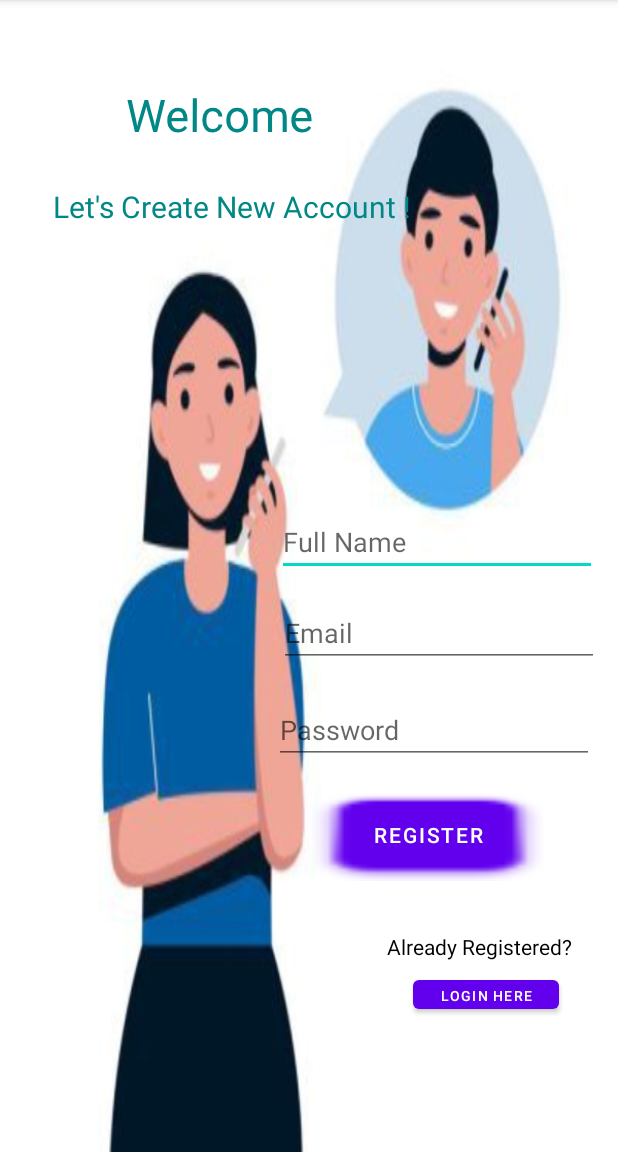
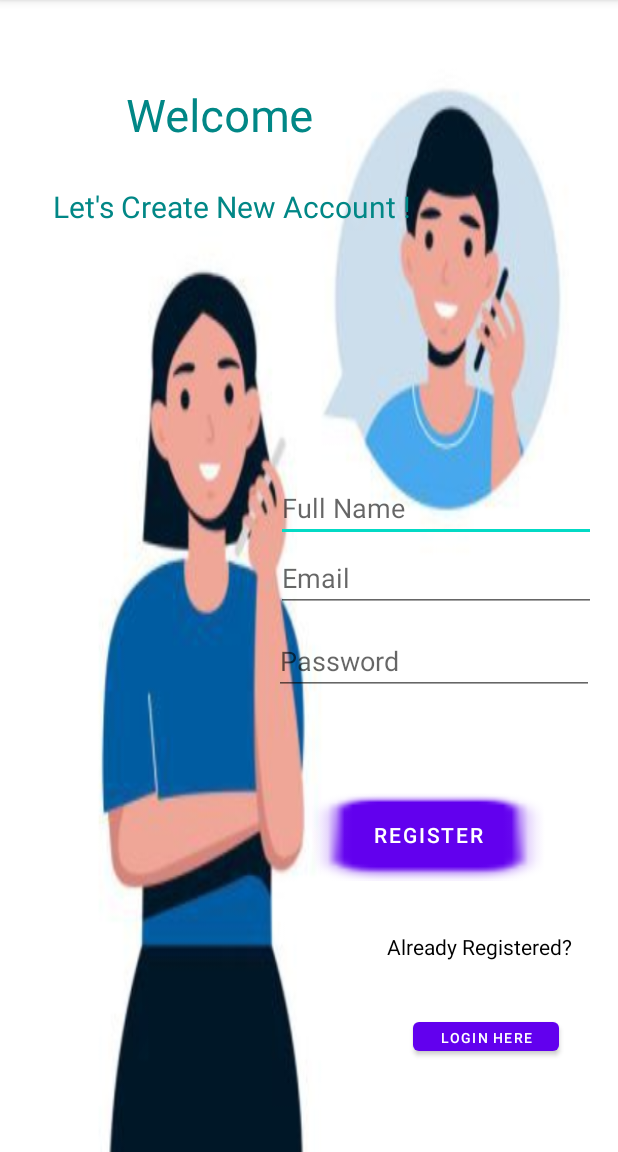
Before and after one commit to LimorShavit1/Android-english-communication-app, an Android app: the screen it shows after launch (Register), after a tap on "CREATE ACCOUNT", on a phone screen of 412 x 824 dp, the part 84-1236 px from its top. Run offline under Robolectric (Android 15) with nearby library versions, the phone set to English and light mode, and no system bars; our stand-ins replace Firebase (no records; nobody signed in at launch, a user with empty details on screens opened directly); 1 other tap on this screen came first.

Commit message:
update register&login activity

```diff
--- a/app/src/main/java/com/example/english_communication_app/Login.java
+++ b/app/src/main/java/com/example/english_communication_app/Login.java
@@ -1,21 +1,44 @@
 package com.example.english_communication_app;
 
+import androidx.annotation.NonNull;
 import androidx.appcompat.app.AppCompatActivity;
 
 import android.content.Intent;
 import android.os.Bundle;
 import android.view.View;
 import android.widget.Button;
+import android.widget.EditText;
+import android.widget.Toast;
+
+import com.google.android.gms.tasks.OnCompleteListener;
+import com.google.android.gms.tasks.Task;
+import com.google.firebase.auth.AuthResult;
+import com.google.firebase.auth.FirebaseAuth;
+import com.google.firebase.auth.FirebaseUser;
 
 public class Login extends AppCompatActivity implements View.OnClickListener{
- Button btnToRegister;
+ Button btnToRegister, btnLogin;
+ EditText userEmail, userPassword;
+ FirebaseAuth firebaseAuth;
     @Override
     protected void onCreate(Bundle savedInstanceState) {
         super.onCreate(savedInstanceState);
         setContentView(R.layout.activity_login);
 
+        //Initialize
+        firebaseAuth=FirebaseAuth.getInstance();
+
+        // Move to registration activity
         btnToRegister = findViewById(R.id.btnToRegister);
         btnToRegister.setOnClickListener(this);
+
+        //Login the user
+        btnLogin = findViewById(R.id.btnLogin);
+        btnLogin.setOnClickListener(this);
+
+        //extract user inputs -> email & password
+        userEmail = findViewById(R.id.edEmailInputLogin);
+        userPassword = findViewById(R.id.etPasswordInputLogin);
 
     }
 
@@ -25,5 +48,42 @@ public class Login extends AppCompatActivity implements View.OnClickListener{
             Intent i = new Intent(getApplicationContext(), Register.class);
             startActivity(i);
         }
+        if (v == btnLogin) {
+            // Extract & validate user inputs
+            if(userEmail.getText().toString().isEmpty()){
+                userEmail.setError("Email is missing");
+                return;
+            }
+            if(userPassword.getText().toString().isEmpty()){
+                userPassword.setError("Password is missing");
+                return;
+            }
+            //data is valid -> Login the user
+            firebaseAuth.signInWithEmailAndPassword(userEmail.getText().toString(),userPassword.getText().toString()).addOnCompleteListener(this, new OnCompleteListener<AuthResult>() {
+                @Override
+                public void onComplete(@NonNull Task<AuthResult> task) {
+                    if (task.isSuccessful()) {
+                        // Login success, send user to the Main activity
+                        FirebaseUser user = firebaseAuth.getCurrentUser();
+                        startActivity(new Intent(getApplicationContext(),MainApp.class));
+                        finish();
+                    } else {
+                        // If Login fails, display a message to the user.
+                        Toast.makeText(Login.this, task.getException().toString(), Toast.LENGTH_LONG).show();
+                    }
+                }
+            });
+        }
+    }
+
+    @Override
+    protected void onStart() {
+        super.onStart();
+        //If user previously logged in to app current user != null
+        if(FirebaseAuth.getInstance().getCurrentUser()!=null){
+            // if true -> send user to main activity, app wont ask user to login again
+            startActivity(new Intent(getApplicationContext(),MainApp.class));
+            finish();
+        }
     }
 }
--- a/app/src/main/res/layout/activity_register.xml
+++ b/app/src/main/res/layout/activity_register.xml
@@ -35,10 +35,10 @@
         android:textColor="@color/black"
         app:layout_constraintBottom_toBottomOf="parent"
         app:layout_constraintEnd_toEndOf="parent"
-        app:layout_constraintHorizontal_bias="0.93"
+        app:layout_constraintHorizontal_bias="0.925"
         app:layout_constraintStart_toStartOf="parent"
         app:layout_constraintTop_toTopOf="parent"
-        app:layout_constraintVertical_bias="0.469" />
+        app:layout_constraintVertical_bias="0.437" />
 
     <TextView
         android:id="@+id/tvcreateAccount"
@@ -64,10 +64,10 @@
         android:inputType="textEmailAddress"
         app:layout_constraintBottom_toBottomOf="parent"
         app:layout_constraintEnd_toEndOf="parent"
-        app:layout_constraintHorizontal_bias="0.935"
+        app:layout_constraintHorizontal_bias="0.925"
         app:layout_constraintStart_toStartOf="parent"
         app:layout_constraintTop_toTopOf="parent"
-        app:layout_constraintVertical_bias="0.553" />
+        app:layout_constraintVertical_bias="0.502" />
 
     <EditText
         android:id="@+id/etPasswordInput"
@@ -81,7 +81,7 @@
         app:layout_constraintHorizontal_bias="0.92"
         app:layout_constraintStart_toStartOf="parent"
         app:layout_constraintTop_toTopOf="parent"
-        app:layout_constraintVertical_bias="0.642" />
+        app:layout_constraintVertical_bias="0.578" />
 
     <Button
         android:id="@+id/btnRegister"
@@ -123,5 +123,5 @@
         app:layout_constraintHorizontal_bias="0.893"
         app:layout_constraintStart_toStartOf="parent"
         app:layout_constraintTop_toBottomOf="@+id/tvGoToLogin"
-        app:layout_constraintVertical_bias="0.0" />
+        app:layout_constraintVertical_bias="0.317" />
 </androidx.constraintlayout.widget.ConstraintLayout>
```
Also changed, not shown: app/src/main/java/com/example/english_communication_app/MainApp.java (+22 -1 lines), app/src/main/res/layout/activity_main_app.xml (+10 -0 lines).
